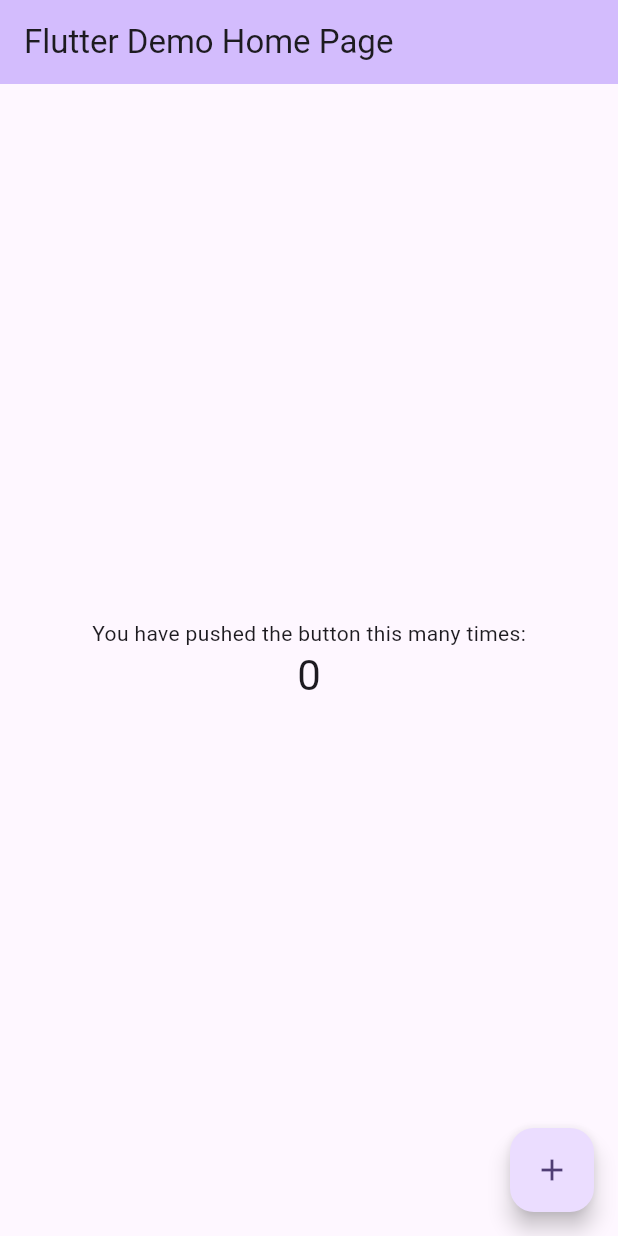
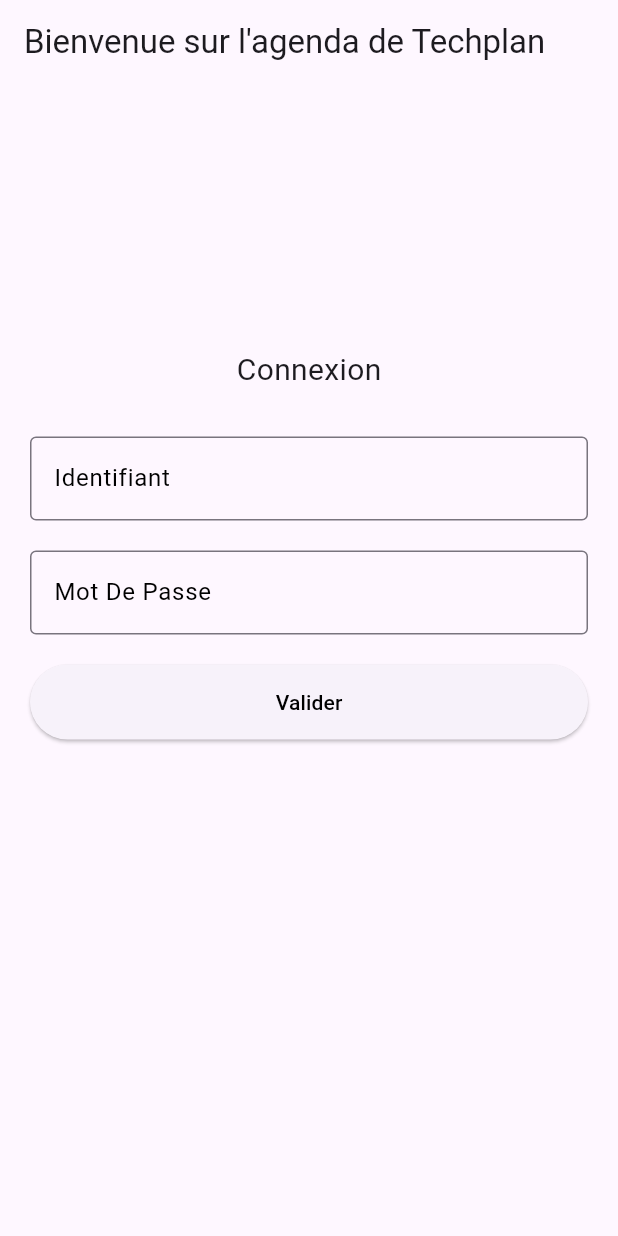
Before and after one commit to KCBento/techplan, a Flutter app: the screen it shows after launch, on a phone screen of 412 x 824 dp. Run offline on Flutter 3.47's test engine with Material 3 defaults, Android fonts, the phone set to English and light mode, and no system bars.

Commit message:
Ajout formulaire

```diff
--- a/projet_appli/lib/main.dart
+++ b/projet_appli/lib/main.dart
@@ -1,125 +1,59 @@
 import 'package:flutter/material.dart';
+import 'package:projet_appli/pages/add_event_page.dart';
+/*import 'package:projet_appli/pages/home_page.dart';*/
 
 void main() {
   runApp(const MyApp());
 }
 
-class MyApp extends StatelessWidget {
+class MyApp extends StatefulWidget {
   const MyApp({super.key});
 
-  // This widget is the root of your application.
   @override
-  Widget build(BuildContext context) {
-    return MaterialApp(
-      title: 'Flutter Demo',
-      theme: ThemeData(
-        // This is the theme of your application.
-        //
-        // TRY THIS: Try running your application with "flutter run". You'll see
-        // the application has a purple toolbar. Then, without quitting the app,
-        // try changing the seedColor in the colorScheme below to Colors.green
-        // and then invoke "hot reload" (save your changes or press the "hot
-        // reload" button in a Flutter-supported IDE, or press "r" if you used
-        // the command line to start the app).
-        //
-        // Notice that the counter didn't reset back to zero; the application
-        // state is not lost during the reload. To reset the state, use hot
-        // restart instead.
-        //
-        // This works for code too, not just values: Most code changes can be
-        // tested with just a hot reload.
-        colorScheme: ColorScheme.fromSeed(seedColor: Colors.deepPurple),
-        useMaterial3: true,
-      ),
-      home: const MyHomePage(title: 'Flutter Demo Home Page'),
-    );
-  }
+  State<MyApp> createState() => _MyAppState();
 }
 
-class MyHomePage extends StatefulWidget {
-  const MyHomePage({super.key, required this.title});
+class _MyAppState extends State<MyApp> {
+  int _currentIndex = 0;
 
-  // This widget is the home page of your application. It is stateful, meaning
-  // that it has a State object (defined below) that contains fields that affect
-  // how it looks.
-
-  // This class is the configuration for the state. It holds the values (in this
-  // case the title) provided by the parent (in this case the App widget) and
-  // used by the build method of the State. Fields in a Widget subclass are
-  // always marked "final".
-
-  final String title;
-
-  @override
-  State<MyHomePage> createState() => _MyHomePageState();
-}
-
-class _MyHomePageState extends State<MyHomePage> {
-  int _counter = 0;
-
-  void _incrementCounter() {
+  setCurrenteIndex(int index) {
     setState(() {
-      // This call to setState tells the Flutter framework that something has
-      // changed in this State, which causes it to rerun the build method below
-      // so that the display can reflect the updated values. If we changed
-      // _counter without calling setState(), then the build method would not be
-      // called again, and so nothing would appear to happen.
-      _counter++;
+      _currentIndex = index;
     });
   }
 
   @override
   Widget build(BuildContext context) {
-    // This method is rerun every time setState is called, for instance as done
-    // by the _incrementCounter method above.
-    //
-    // The Flutter framework has been optimized to make rerunning build methods
-    // fast, so that you can just rebuild anything that needs updating rather
-    // than having to individually change instances of widgets.
-    return Scaffold(
-      appBar: AppBar(
-        // TRY THIS: Try changing the color here to a specific color (to
-        // Colors.amber, perhaps?) and trigger a hot reload to see the AppBar
-        // change color while the other colors stay the same.
-        backgroundColor: Theme.of(context).colorScheme.inversePrimary,
-        // Here we take the value from the MyHomePage object that was created by
-        // the App.build method, and use it to set our appbar title.
-        title: Text(widget.title),
-      ),
-      body: Center(
-        // Center is a layout widget. It takes a single child and positions it
-        // in the middle of the parent.
-        child: Column(
-          // Column is also a layout widget. It takes a list of children and
-          // arranges them vertically. By default, it sizes itself to fit its
-          // children horizontally, and tries to be as tall as its parent.
-          //
-          // Column has various properties to control how it sizes itself and
-          // how it positions its children. Here we use mainAxisAlignment to
-          // center the children vertically; the main axis here is the vertical
-          // axis because Columns are vertical (the cross axis would be
-          // horizontal).
-          //
-          // TRY THIS: Invoke "debug painting" (choose the "Toggle Debug Paint"
-          // action in the IDE, or press "p" in the console), to see the
-          // wireframe for each widget.
-          mainAxisAlignment: MainAxisAlignment.center,
-          children: <Widget>[
-            const Text(
-              'You have pushed the button this many times:',
-            ),
-            Text(
-              '$_counter',
-              style: Theme.of(context).textTheme.headlineMedium,
-            ),
-          ],
-        ),
-      ),
-      floatingActionButton: FloatingActionButton(
-        onPressed: _incrementCounter,
-        tooltip: 'Increment',
-        child: const Icon(Icons.add),
-      ), // This trailing comma makes auto-formatting nicer for build methods.
+    return MaterialApp(
+      home: Scaffold(
+          appBar: AppBar(
+            title: const [
+              /*Text("Accueil"),*/
+              /*Text("Liste des conferences"),*/
+              Text("Bienvenue sur l'agenda de Techplan")
+            ][_currentIndex],
+          ),
+          body: const [
+            /*HomePage(),*/
+            /*EventPage(),*/
+            AddEventPage()
+          ][_currentIndex] /*,*/
+          /*bottomNavigationBar: BottomNavigationBar(
+            currentIndex: _currentIndex,
+            onTap: (index) => setCurrenteIndex(index),
+            type: BottomNavigationBarType.fixed,
+            selectedItemColor: Colors.green,
+            unselectedItemColor: Colors.grey,
+            iconSize: 32,
+            elevation: 10,
+            items: const [
+              /*BottomNavigationBarItem(icon: Icon(Icons.home), label: "Accueil"),*/
+              /*BottomNavigationBarItem(
+                  icon: Icon(Icons.calendar_month), label: "Planning"),*/
+              /*BottomNavigationBarItem(icon: Icon(Icons.add), label: "Ajout")*/
+            ],
+          )*/
+          ),
     );
   }
 }
--- /dev/null
+++ b/projet_appli/lib/pages/add_event_page.dart
@@ -0,0 +1,122 @@
+import 'package:flutter/material.dart';
+
+class AddEventPage extends StatefulWidget {
+  const AddEventPage({super.key});
+
+  @override
+  State<AddEventPage> createState() => _AddEventPageState();
+}
+
+class _AddEventPageState extends State<AddEventPage> {
+  final _formkey = GlobalKey<FormState>();
+
+  final LoginController = TextEditingController();
+  final PassWordController = TextEditingController();
+
+  /*String selectedNameType = "GHLAMALLAH BOUZID";*/
+
+  @override
+  void dispose() {
+    super.dispose();
+
+    LoginController.dispose();
+    PassWordController.dispose();
+  }
+
+  @override
+  Widget build(BuildContext context) {
+    return Container(
+      margin: const EdgeInsets.all(20),
+      child: Form(
+          key: _formkey,
+          child: Column(
+            children: [
+              Container(
+                margin: EdgeInsets.only(top: 156, bottom: 10),
+                child: (const Text(
+                  "Connexion",
+                  style: TextStyle(fontSize: 20),
+                )),
+              ),
+              Container(
+                margin: const EdgeInsets.only(top: 20, bottom: 20),
+                child: TextFormField(
+                  style: const TextStyle(color: Colors.black),
+                  decoration: const InputDecoration(
+                      labelText: "Identifiant",
+                      labelStyle: TextStyle(color: Colors.black),
+                      hintText: "Veuillez saisir un identifiant",
+                      border: OutlineInputBorder()),
+                  validator: (value) {
+                    if (value == null || value.isEmpty) {
+                      return "Veuillez compléter ce champ";
+                    }
+                    return null;
+                  },
+                  controller: LoginController,
+                ),
+              ),
+              Container(
+                margin: const EdgeInsets.only(bottom: 20),
+                child: TextFormField(
+                  style: const TextStyle(color: Colors.black),
+                  decoration: const InputDecoration(
+                      labelText: "Mot De Passe",
+                      labelStyle: TextStyle(color: Colors.black),
+                      hintText: "Veuillez saisir un mot de passe",
+                      border: OutlineInputBorder()),
+                  validator: (value) {
+                    if (value == null || value.isEmpty) {
+                      return "Veuillez compléter ce champ";
+                    }
+                    return null;
+                  },
+                  controller: PassWordController,
+                ),
+              ),
+              /* Container(
+                margin: EdgeInsets.only(bottom: 20),
+                child: DropdownButtonFormField(
+                    items: const [
+                      DropdownMenuItem(
+                          value: "GHLAMALLAH BOUZID",
+                          child: Text("GHLAMALLAH BOUZID")),
+                      DropdownMenuItem(child: Text("BOUZID GHLAMALLAH"))
+                    ],
+                    decoration: InputDecoration(border: OutlineInputBorder()),
+                    value: selectedNameType,
+                    onChanged: (value) {
+                      setState(() {
+                        selectedNameType = value!;
+                      });
+                    }),
+              ), */
+              SizedBox(
+                  width: double.infinity,
+                  height: 50,
+                  child: ElevatedButton(
+                      onPressed: () {
+                        if (_formkey.currentState!.validate()) {
+                          final Login = LoginController.text;
+                          final PassWord = PassWordController.text;
+                          ScaffoldMessenger.of(context).showSnackBar(
+                            const SnackBar(
+                                content: Text(
+                              "Veuillez patienter...",
+                            )),
+                          );
+                          FocusScope.of(context).requestFocus(FocusNode());
+
+                          /*print("Ajout de nom $Name par le prénom $FirstName");*/
+                          // print("Type de nom $selectedNameType");
+                        }
+                      },
+                      child: const Text(
+                        "Valider",
+                        style: TextStyle(color: Colors.black),
+                      )))
+            ],
+          )),
+    );
+  }
+}
```
Also changed, not shown: projet_appli/lib/pages/event_page.dart (added, +55 -0 lines), projet_appli/lib/pages/home_page.dart (added, +50 -0 lines), projet_appli/pubspec.yaml (+7 -17 lines), projet_appli/assets/fonts/Poppins/Poppins-Bold.ttf (added), projet_appli/assets/fonts/Poppins/Poppins-Light.ttf (added), projet_appli/assets/fonts/Poppins/Poppins-Medium.ttf (added), projet_appli/assets/fonts/Poppins/Poppins-Regular.ttf (added), projet_appli/assets/fonts/Poppins/Poppins-SemiBold.ttf (added), projet_appli/assets/images/image1.jpg (added), projet_appli/assets/images/image2.jpg (added), projet_appli/assets/images/image3.jpg (added), projet_appli/assets/images/techplan.png (added).
